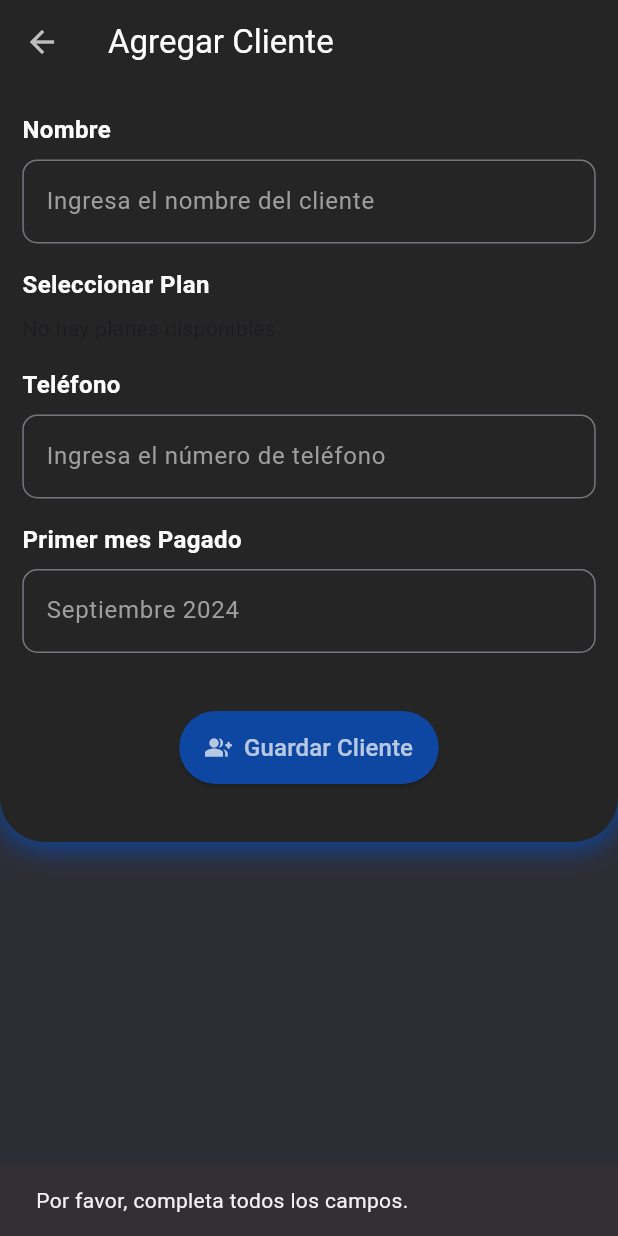
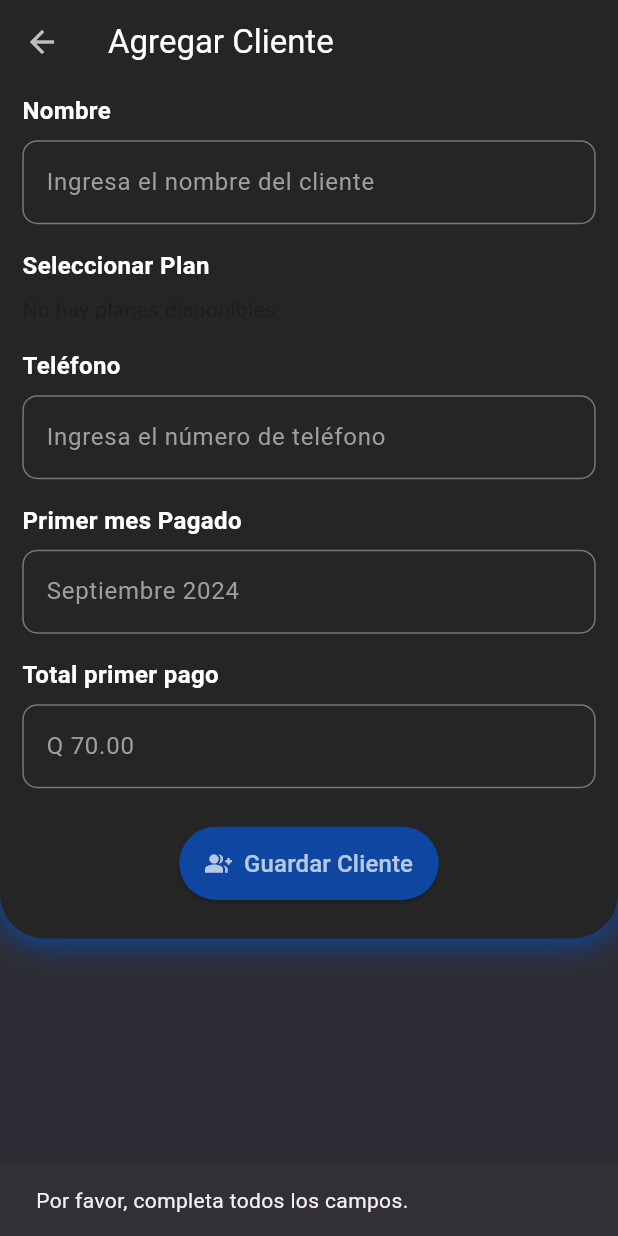
Before and after one commit to FerxhoDev/MegaNetAd, a Flutter app: the AddClients screen opened by its route, after a tap on "Guardar Cliente", on a phone screen of 412 x 824 dp. Run offline on Flutter 3.47's test engine with Material 3 defaults, Android fonts, the light colour scheme and no system bars; our stand-ins replace cloud_firestore, firebase_auth, firebase_core, flutter_screenutil, go_router; accounts and stored records are empty.

Commit message:
First pay Bug solved

```diff
--- a/meganetreports/lib/presentation/screens/Clients/addClient.dart
+++ b/meganetreports/lib/presentation/screens/Clients/addClient.dart
@@ -12,9 +12,7 @@ class Plan {
   bool operator ==(Object other) {
     if (identical(this, other)) return true;
 
-    return other is Plan &&
-        other.name == name &&
-        other.price == price;
+    return other is Plan && other.name == name && other.price == price;
   }
 
   @override
@@ -32,6 +30,7 @@ class _AddClientsState extends State<AddClients> {
   // Controladores de los campos
   final TextEditingController nameController = TextEditingController();
   final TextEditingController phoneController = TextEditingController();
+  final TextEditingController firstPaymonth = TextEditingController();
   final TextEditingController firstPay = TextEditingController();
 
   // Variable para almacenar el plan seleccionado
@@ -39,7 +38,8 @@ class _AddClientsState extends State<AddClients> {
 
   // Método para obtener los planes de Firestore
   Future<List<Plan>> _fetchPlans() async {
-    QuerySnapshot snapshot = await FirebaseFirestore.instance.collection('planes').get();
+    QuerySnapshot snapshot =
+        await FirebaseFirestore.instance.collection('planes').get();
     return snapshot.docs.map((doc) {
       return Plan(
         name: doc['nombre'] as String,
@@ -50,7 +50,10 @@ class _AddClientsState extends State<AddClients> {
 
   // Función para guardar cliente en Firestore
   Future<void> _saveClient() async {
-  if (nameController.text.isEmpty || phoneController.text.isEmpty || selectedPlan == null || firstPay.text.isEmpty) {
+    if (nameController.text.isEmpty ||
+        phoneController.text.isEmpty ||
+        selectedPlan == null ||
+        firstPay.text.isEmpty) {
       // Muestra un mensaje de error si alguno de los campos está vacío
       ScaffoldMessenger.of(context).showSnackBar(
         const SnackBar(content: Text('Por favor, completa todos los campos.')),
@@ -68,13 +71,16 @@ Future<void> _saveClient() async {
 
     try {
       // Guarda el cliente en la colección 'clientes' de Firestore y obtiene el ID del documento recién creado
-    DocumentReference clientRef = await FirebaseFirestore.instance.collection('clientes').add(clientData);
+      DocumentReference clientRef = await FirebaseFirestore.instance
+          .collection('clientes')
+          .add(clientData);
 
       // Ahora guarda la información del primer pago en la subcolección 'Pagos'
       Map<String, dynamic> pagoData = {
-      'mespago': firstPay.text, // Guardar el mes de pago desde el controller
+        'mespago': firstPaymonth.text, // Guardar el mes de pago desde el controller
         'fecha_pago': Timestamp.now(), // Timestamp con el horario actual
-      'total': selectedPlan!.price, // Precio del plan
+        'precio_original': selectedPlan!.price, // Precio original del plan
+        'total': firstPay.text, // Precio del plan
       };
 
       // Agrega el pago a la subcolección 'Pagos' del cliente recién creado
@@ -82,13 +88,15 @@ Future<void> _saveClient() async {
 
       // Muestra un mensaje de éxito
       ScaffoldMessenger.of(context).showSnackBar(
-      const SnackBar(content: Text('Cliente y primer pago guardados exitosamente.')),
+        const SnackBar(
+            content: Text('Cliente y primer pago guardados exitosamente.')),
       );
 
       // Limpia los campos después de guardar
       nameController.clear();
       phoneController.clear();
       firstPay.clear(); // Limpia también el campo del primer pago
+      firstPaymonth.clear(); // Limpia también el campo del mes de pago
       setState(() {
         selectedPlan = null;
       });
@@ -97,6 +105,7 @@ Future<void> _saveClient() async {
       ScaffoldMessenger.of(context).showSnackBar(
         SnackBar(content: Text('Error al guardar cliente o pago: $e')),
       );
+      print('Error al guardar cliente o pago: $e');
     }
   }
 
@@ -135,11 +144,14 @@ Future<void> _saveClient() async {
               child: Column(
                 crossAxisAlignment: CrossAxisAlignment.start,
                 children: [
-                  SizedBox(height: 30.h),
+                  SizedBox(height: 10.h),
                   // Campo para el nombre del cliente
                   const Text(
                     'Nombre',
-                    style: TextStyle(fontSize: 16, fontWeight: FontWeight.bold, color: Colors.white),
+                    style: TextStyle(
+                        fontSize: 16,
+                        fontWeight: FontWeight.bold,
+                        color: Colors.white),
                   ),
                   const SizedBox(height: 8),
                   TextField(
@@ -151,7 +163,9 @@ Future<void> _saveClient() async {
                       hintText: 'Ingresa el nombre del cliente',
                       hintStyle: TextStyle(color: Colors.grey),
                       focusedBorder: OutlineInputBorder(
-                        borderSide: BorderSide(color: Color.fromRGBO(13, 71, 161, 1)), // Borde azul cuando tiene foco
+                        borderSide: BorderSide(
+                            color: Color.fromRGBO(13, 71, 161,
+                                1)), // Borde azul cuando tiene foco
                       ),
                     ),
                     style: const TextStyle(color: Colors.white),
@@ -161,7 +175,10 @@ Future<void> _saveClient() async {
                   // Selector de Plan
                   const Text(
                     'Seleccionar Plan',
-                    style: TextStyle(fontSize: 16, fontWeight: FontWeight.bold, color: Colors.white),
+                    style: TextStyle(
+                        fontSize: 16,
+                        fontWeight: FontWeight.bold,
+                        color: Colors.white),
                   ),
                   const SizedBox(height: 8),
 
@@ -185,25 +202,31 @@ Future<void> _saveClient() async {
                           focusedBorder: const OutlineInputBorder(
                             borderRadius: BorderRadius.all(Radius.circular(10)),
                             borderSide: BorderSide(
-                              color: Color.fromRGBO(13, 71, 161, 1), // Borde azul cuando tiene foco
+                              color: Color.fromRGBO(13, 71, 161,
+                                  1), // Borde azul cuando tiene foco
                             ),
                           ),
                           enabledBorder: OutlineInputBorder(
-                            borderRadius: const BorderRadius.all(Radius.circular(10)),
+                            borderRadius:
+                                const BorderRadius.all(Radius.circular(10)),
                             borderSide: BorderSide(
-                              color: Colors.grey.shade600, // Borde gris cuando no tiene foco
+                              color: Colors.grey
+                                  .shade600, // Borde gris cuando no tiene foco
                               width: 1.0,
                             ),
                           ),
                           border: const OutlineInputBorder(),
                         ),
-                        dropdownColor: const Color.fromRGBO(45, 45, 53, 1), // Color de fondo de las opciones
+                        dropdownColor: const Color.fromRGBO(
+                            45, 45, 53, 1), // Color de fondo de las opciones
                         value: selectedPlan,
                         hint: const Text(
                           'Selecciona un plan',
                           style: TextStyle(color: Colors.grey),
                         ),
-                        style: const TextStyle(color: Colors.white), // Color del texto de las opciones
+                        style: const TextStyle(
+                            color: Colors
+                                .white), // Color del texto de las opciones
                         onChanged: (Plan? newValue) {
                           setState(() {
                             selectedPlan = newValue;
@@ -214,7 +237,9 @@ Future<void> _saveClient() async {
                             value: plan,
                             child: Text(
                               '${plan.name} - Q${plan.price}', // Muestra el nombre y el precio
-                              style: const TextStyle(color: Colors.white), // Color del texto dentro de las opciones
+                              style: const TextStyle(
+                                  color: Colors
+                                      .white), // Color del texto dentro de las opciones
                             ),
                           );
                         }).toList(),
@@ -227,7 +252,10 @@ Future<void> _saveClient() async {
                   // Campo para el teléfono
                   const Text(
                     'Teléfono',
-                    style: TextStyle(fontSize: 16, fontWeight: FontWeight.bold, color: Colors.white),
+                    style: TextStyle(
+                        fontSize: 16,
+                        fontWeight: FontWeight.bold,
+                        color: Colors.white),
                   ),
                   const SizedBox(height: 8),
                   TextField(
@@ -240,7 +268,9 @@ Future<void> _saveClient() async {
                       hintText: 'Ingresa el número de teléfono',
                       hintStyle: TextStyle(color: Colors.grey),
                       focusedBorder: OutlineInputBorder(
-                        borderSide: BorderSide(color: Color.fromRGBO(13, 71, 161, 1)), // Borde azul cuando tiene foco
+                        borderSide: BorderSide(
+                            color: Color.fromRGBO(13, 71, 161,
+                                1)), // Borde azul cuando tiene foco
                       ),
                     ),
                     style: const TextStyle(color: Colors.white),
@@ -250,7 +280,39 @@ Future<void> _saveClient() async {
                   // Campo para el teléfono
                   const Text(
                     'Primer mes Pagado',
-                    style: TextStyle(fontSize: 16, fontWeight: FontWeight.bold, color: Colors.white),
+                    style: TextStyle(
+                        fontSize: 16,
+                        fontWeight: FontWeight.bold,
+                        color: Colors.white),
+                  ),
+                  const SizedBox(height: 8),
+                  TextField(
+                    controller: firstPaymonth,
+                    keyboardType: TextInputType.phone,
+                    decoration: const InputDecoration(
+                      border: OutlineInputBorder(
+                        borderRadius: BorderRadius.all(Radius.circular(10)),
+                      ),
+                      hintText: 'Septiembre 2024',
+                      hintStyle: TextStyle(color: Colors.grey),
+                      focusedBorder: OutlineInputBorder(
+                        borderSide: BorderSide(
+                            color: Color.fromRGBO(13, 71, 161,
+                                1)), // Borde azul cuando tiene foco
+                      ),
+                    ),
+                    style: const TextStyle(color: Colors.white),
+                  ),
+
+                  const SizedBox(height: 16),
+
+                  // Campo para el teléfono
+                  const Text(
+                    'Total primer pago',
+                    style: TextStyle(
+                        fontSize: 16,
+                        fontWeight: FontWeight.bold,
+                        color: Colors.white),
                   ),
                   const SizedBox(height: 8),
                   TextField(
@@ -260,16 +322,18 @@ Future<void> _saveClient() async {
                       border: OutlineInputBorder(
                         borderRadius: BorderRadius.all(Radius.circular(10)),
                       ),
-                      hintText: 'Septiembre 2024',
+                      hintText: 'Q 70.00',
                       hintStyle: TextStyle(color: Colors.grey),
                       focusedBorder: OutlineInputBorder(
-                        borderSide: BorderSide(color: Color.fromRGBO(13, 71, 161, 1)), // Borde azul cuando tiene foco
+                        borderSide: BorderSide(
+                            color: Color.fromRGBO(13, 71, 161,
+                                1)), // Borde azul cuando tiene foco
                       ),
                     ),
                     style: const TextStyle(color: Colors.white),
                   ),
 
-                  SizedBox(height: 60.h),
+                  SizedBox(height: 40.h),
 
                   // Botón para guardar
                   Center(
@@ -281,7 +345,8 @@ Future<void> _saveClient() async {
                       onPressed: _saveClient, // Llama a la función para guardar
                       style: ElevatedButton.styleFrom(
                         backgroundColor: const Color.fromRGBO(13, 71, 161, 1),
-                        padding: EdgeInsets.symmetric(horizontal: 30.w, vertical: 20.h),
+                        padding: EdgeInsets.symmetric(
+                            horizontal: 30.w, vertical: 20.h),
                       ),
                       label: const Text(
                         'Guardar Cliente',
@@ -289,7 +354,7 @@ Future<void> _saveClient() async {
                       ),
                     ),
                   ),
-                  SizedBox(height: 60.h),
+                  SizedBox(height: 40.h),
                 ],
               ),
             ),
--- a/meganetreports/lib/presentation/screens/Clients/clients.dart
+++ b/meganetreports/lib/presentation/screens/Clients/clients.dart
@@ -21,20 +21,44 @@ class _ClientsState extends State<Clients> {
   List<Map<String, dynamic>> _allClientes = [];
   List<Map<String, dynamic>> _filteredClientes = [];
   String _searchQuery = '';
+  bool _isLoading = true;
+  bool _isMounted = false;
 
   @override
   void initState() {
     super.initState();
+    _isMounted = true;
     _loadClientes();
   }
 
+  @override
+  void dispose() {
+    _isMounted = false;
+    super.dispose();
+  }
+
   Future<void> _loadClientes() async {
-    _allClientes = await getClientes();
-    _filteredClientes = _allClientes;
-    setState(() {});
+    try {
+      final clientes = await getClientes();
+      if (_isMounted) {
+        setState(() {
+          _allClientes = clientes;
+          _filteredClientes = clientes;
+          _isLoading = false;
+        });
+      }
+    } catch (e) {
+      if (_isMounted) {
+        setState(() {
+          _isLoading = false;
+        });
+      }
+      print('Error loading clientes: $e');
+    }
   }
 
   void _filterClientes(String query) {
+    if (_isMounted) {
       setState(() {
         _searchQuery = query;
         if (query.isEmpty) {
@@ -46,6 +70,7 @@ class _ClientsState extends State<Clients> {
               .toList();
         }
       });
+    }
   }
 
   Future<List<Map<String, dynamic>>> getClientes() async {
@@ -176,7 +201,7 @@ class _ClientsState extends State<Clients> {
             ),
           ),
           Expanded(
-            child: _allClientes.isEmpty
+            child: _isLoading
                 ? Center(child: CircularProgressIndicator(color: Colors.blue[700]))
                 : _filteredClientes.isEmpty
                     ? const Center(child: Text('No se encontraron clientes', style: TextStyle(color: Colors.white)))
@@ -192,7 +217,6 @@ class _ClientsState extends State<Clients> {
                             title: Text(cliente['nombre'], style: const TextStyle(color: Colors.white)),
                             subtitle: Text('Último pago: ${cliente['ultimoPago']}', style: const TextStyle(color: Colors.white70)),
                             onTap: () {
-                               // Navegar a la pantalla de detalle del cliente, pasando el clientId
                               context.go('/home/clients/DetalleClients/${cliente['id']}');
                             },
                             trailing: IconButton(
--- a/meganetreports/lib/presentation/screens/Pagos/pagos.dart
+++ b/meganetreports/lib/presentation/screens/Pagos/pagos.dart
@@ -2,7 +2,6 @@ import 'package:cloud_firestore/cloud_firestore.dart';
 import 'package:flutter/cupertino.dart';
 import 'package:flutter/material.dart';
 import 'package:flutter_screenutil/flutter_screenutil.dart';
-import 'package:go_router/go_router.dart';
 
 
 final TextEditingController _descuentoController = TextEditingController();
@@ -167,7 +166,7 @@ class PagoScreen extends StatelessWidget {
                     children: [
                       SizedBox(height: 20.h),
                       Infopago(plan: plan, precio: precio, mes: ultimoPago),
-                      SizedBox(height: 20.h),
+                      //SizedBox(height: 20.h),
                       InfoClient(nombre: nombre),
                       SizedBox(height: 100.h),
                       GestureDetector(
```
Lines whose indentation alone changed are shown as unchanged.
